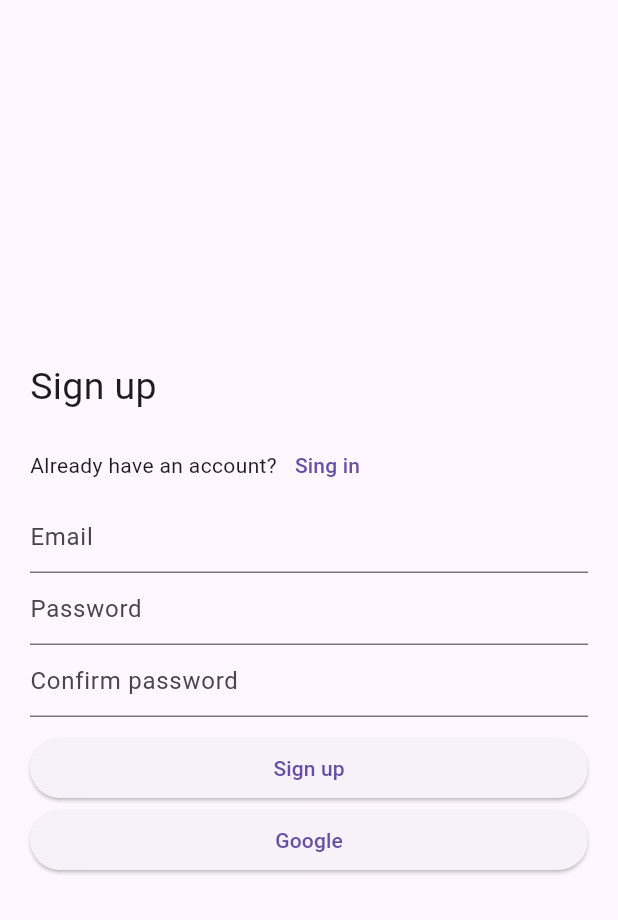
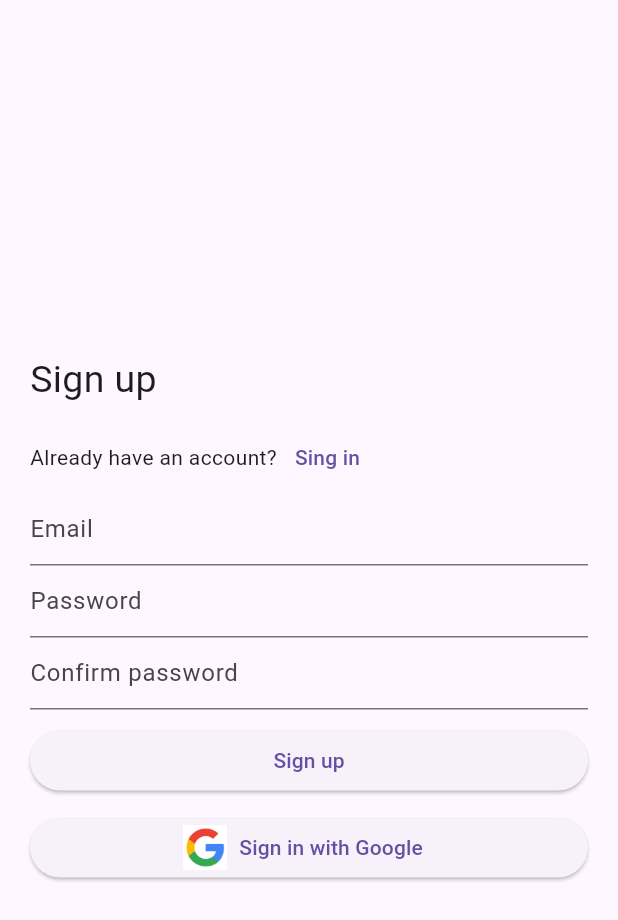
Before and after one commit to gawasa29/flutter_sns_example, a Flutter app: the screen it shows after launch, on a phone screen of 412 x 824 dp. Shown: the top 920 px of the screen. Run offline on Flutter 3.47's test engine with Material 2 defaults, Android fonts, the phone set to English and light mode, and no system bars; our stand-ins replace firebase_auth, firebase_core, flutter_riverpod, fluttertoast, go_router, google_sign_in; accounts and stored records are empty; statements that could not run were skipped.

Commit message:
fix: update google SignIn button

```diff
--- a/lib/features/auth/view/sign_up_screen.dart
+++ b/lib/features/auth/view/sign_up_screen.dart
@@ -86,10 +86,17 @@ class SignUpScreen extends ConsumerWidget {
                             child: const Text('Sign up'),
                           ),
                         ),
+                        const SizedBox(height: 10),
                         SizedBox(
                           width: double.infinity,
-                          child: ElevatedButton(
-                            child: const Text('Google'),
+                          child: ElevatedButton.icon(
+                            icon: Image.asset(
+                              'assets/images/google_logo.png',
+                              height: 30,
+                            ), // Google logo
+                            label: const Text(
+                              'Sign in with Google',
+                            ), // Button label
                             onPressed: () async {
                               await authCommand.signInGoogleEvent(
                                 context: context,
--- a/pubspec.yaml
+++ b/pubspec.yaml
@@ -48,3 +48,5 @@ dev_dependencies:
 
 flutter:
   uses-material-design: true
+  assets:
+    - assets/images/
```
Also changed, not shown: assets/images/google_logo.png (added).
